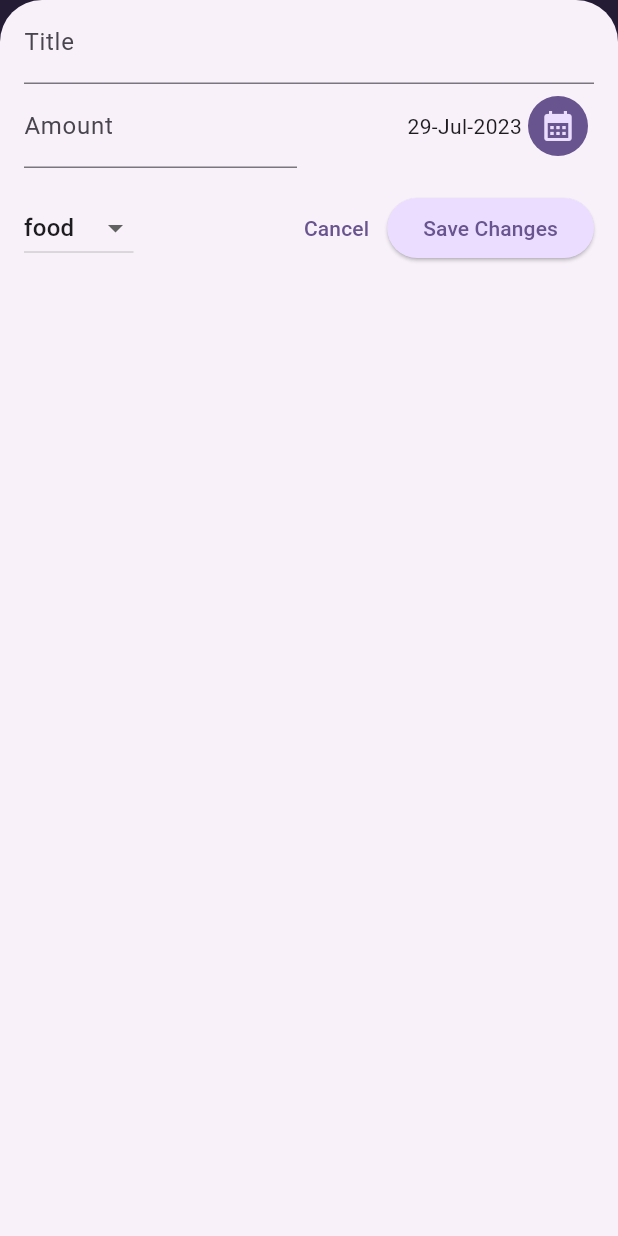
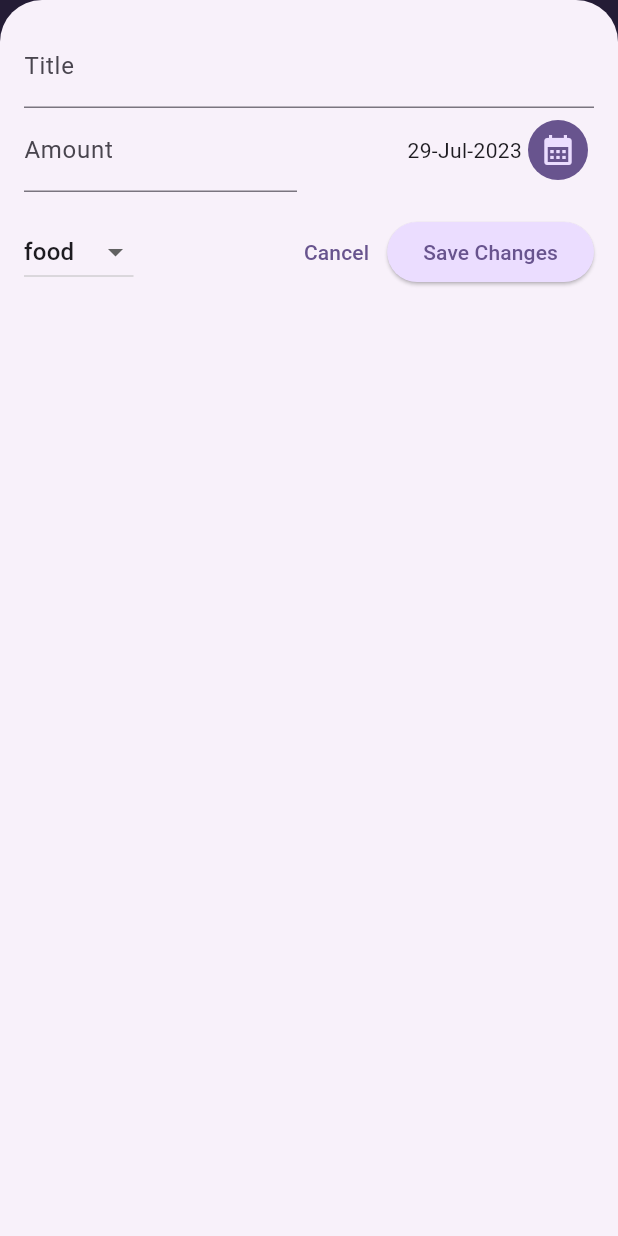
Before and after one commit to bhuphathi/expense_tracker, a Flutter app: the screen it shows after launch, after a tap on the "add" icon, on a phone screen of 412 x 824 dp. Run offline on Flutter 3.47's test engine with Material 2 defaults, Android fonts, the phone set to English and light mode, and no system bars.

Commit message:
fix: modal safe area and responsive

```diff
--- a/lib/screens/expenses_screen.dart
+++ b/lib/screens/expenses_screen.dart
@@ -41,6 +41,7 @@ class _ExpensesScreenState extends State<ExpensesScreen> {
     }
 
     showModalBottomSheet(
+      useSafeArea: true,
       isScrollControlled: true,
       context: context,
       builder: (ctx) => AddExpenses(addExpenseToDB: expense),
--- a/lib/screens/helper_widgets/add_expenses.dart
+++ b/lib/screens/helper_widgets/add_expenses.dart
@@ -70,13 +70,17 @@ class _AddExpenses extends State<AddExpenses> {
 
   @override
   Widget build(context) {
-    final double statusBarHeight =
-        View.of(context).viewPadding.top / View.of(context).devicePixelRatio;
+    final keyboardSpace = MediaQuery.of(context).viewInsets.bottom;
+    // final double statusBarHeight =
+    //     View.of(context).viewPadding.top / View.of(context).devicePixelRatio;
     // print("statusBarHeight: $statusBarHeight");
     // print("devicePixelRatio: ${View.of(context).devicePixelRatio}");
 
-    return Padding(
-      padding: EdgeInsets.fromLTRB(16, statusBarHeight, 16, 16),
+    return SizedBox(
+      height: double.infinity,
+      child: SingleChildScrollView(
+        child: Padding(
+          padding: EdgeInsets.fromLTRB(16, 16, 16, keyboardSpace + 16),
           child: Column(children: [
             TextField(
               controller: _titleController,
@@ -152,6 +156,8 @@ class _AddExpenses extends State<AddExpenses> {
               ],
             )
           ]),
+        ),
+      ),
     );
   }
 }
```
Lines whose indentation alone changed are shown as unchanged.
